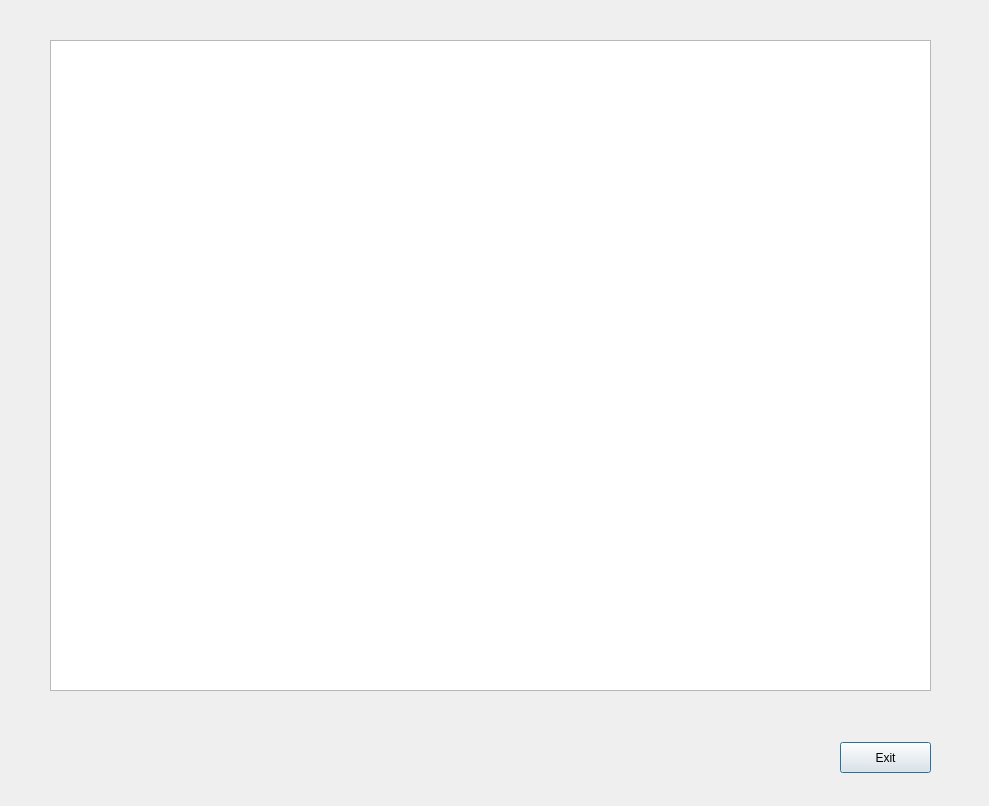
First picture: the form in uis/inventory_form.ui, repository andrei219/euromedia, before the edit.
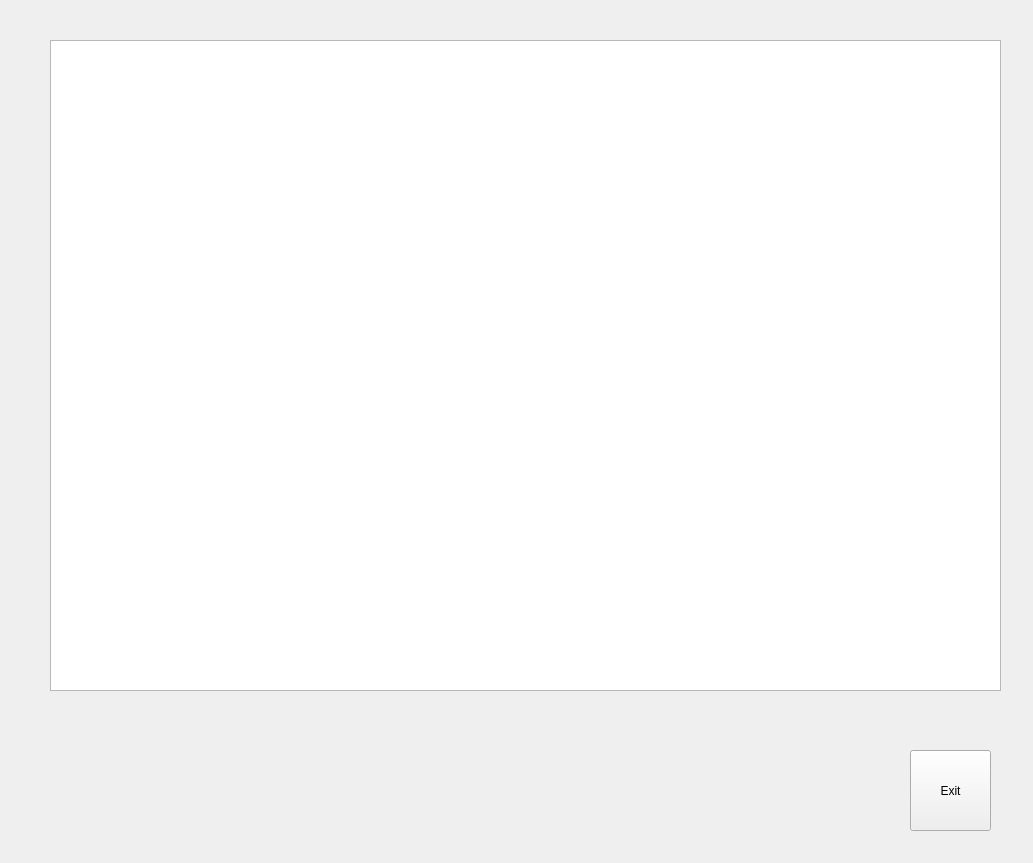
Second picture: the form after the edit. Icons and pictures are not drawn.

The edit to the form file:
```diff
--- a/uis/inventory_form.ui
+++ b/uis/inventory_form.ui
@@ -6,8 +6,8 @@
    <rect>
     <x>0</x>
     <y>0</y>
-    <width>989</width>
-    <height>806</height>
+    <width>1033</width>
+    <height>863</height>
    </rect>
   </property>
   <property name="windowTitle">
@@ -25,23 +25,36 @@
     <rect>
      <x>50</x>
      <y>40</y>
-     <width>881</width>
+     <width>951</width>
      <height>651</height>
     </rect>
    </property>
   </widget>
-  <widget class="QPushButton" name="pushButton">
+  <widget class="QToolButton" name="toolButton">
    <property name="geometry">
     <rect>
-     <x>840</x>
-     <y>742</y>
-     <width>91</width>
-     <height>31</height>
+     <x>910</x>
+     <y>750</y>
+     <width>81</width>
+     <height>81</height>
     </rect>
    </property>
    <property name="text">
     <string>Exit</string>
    </property>
+   <property name="icon">
+    <iconset resource="../app/icons.qrc">
+     <normaloff>:/exit</normaloff>:/exit</iconset>
+   </property>
+   <property name="iconSize">
+    <size>
+     <width>32</width>
+     <height>32</height>
+    </size>
+   </property>
+   <property name="toolButtonStyle">
+    <enum>Qt::ToolButtonTextUnderIcon</enum>
+   </property>
   </widget>
  </widget>
  <resources>
```
Left out of the diff: 10 changed lines with no effect on the pictures.
